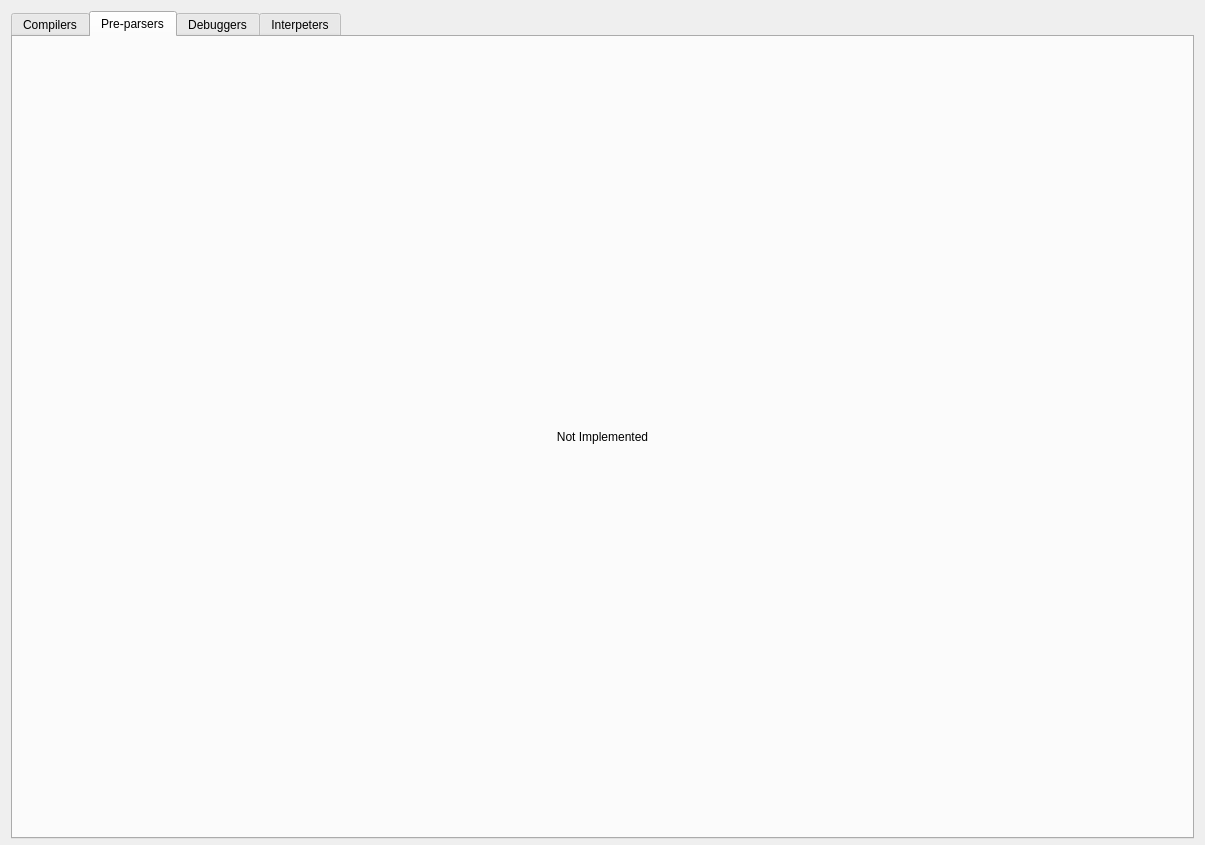
First picture: the form in data/forms/settings_page_build_and_run.ui, repository pythoningLearning/hackedit, before the edit.
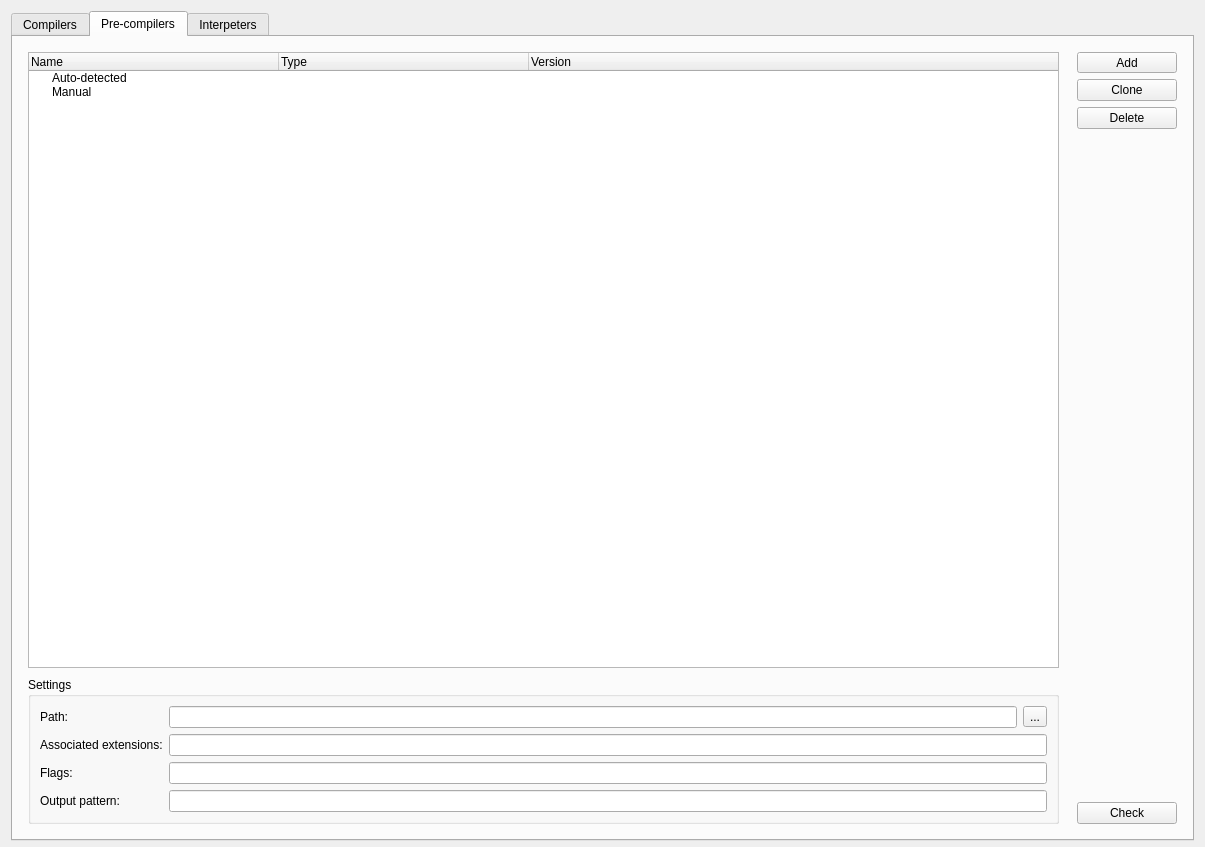
Second picture: the form after the edit. The open tabs and pages were chosen to show the change. Icons and pictures are not drawn. Custom widgets are drawn as their Qt base class.

Commit message:
Improve build and run preferences
Now the compiler tab will display compiler version and will do automatic checks when any parameter changed.

```diff
--- a/data/forms/settings_page_build_and_run.ui
+++ b/data/forms/settings_page_build_and_run.ui
@@ -7,7 +7,7 @@
     <x>0</x>
     <y>0</y>
     <width>1205</width>
-    <height>845</height>
+    <height>847</height>
    </rect>
   </property>
   <property name="windowTitle">
@@ -460,35 +460,243 @@
      </widget>
      <widget class="QWidget" name="tab_3">
       <attribute name="title">
-       <string>Pre-parsers</string>
+       <string>Pre-compilers</string>
       </attribute>
-      <layout class="QGridLayout" name="gridLayout_2">
-       <item row="0" column="0">
-        <widget class="QLabel" name="label_3">
-         <property name="text">
-          <string>Not Implemented</string>
+      <attribute name="toolTip">
+       <string>&lt;html&gt;&lt;head/&gt;&lt;body&gt;&lt;p&gt;This tab let your configure pre-compilers or transpilers used by the hackedit's build system&lt;/p&gt;&lt;p&gt;&lt;br/&gt;&lt;/p&gt;&lt;p&gt;Pre-compilers are tools that process a source file into another source file (e.g. sass, flex, bison or any tools that let you extend a language with custom syntax).&lt;/p&gt;&lt;p&gt;&lt;br/&gt;&lt;/p&gt;&lt;p&gt;The pre-compiler pass will alaways occur before the compiler pass.&lt;/p&gt;&lt;/body&gt;&lt;/html&gt;</string>
+      </attribute>
+      <layout class="QHBoxLayout" name="horizontalLayout_5">
+       <item>
+        <layout class="QVBoxLayout" name="verticalLayout_6" stretch="1,0">
+         <property name="spacing">
+          <number>9</number>
          </property>
-         <property name="alignment">
-          <set>Qt::AlignCenter</set>
+         <property name="leftMargin">
+          <number>6</number>
          </property>
-        </widget>
+         <property name="topMargin">
+          <number>6</number>
+         </property>
+         <property name="rightMargin">
+          <number>6</number>
+         </property>
+         <property name="bottomMargin">
+          <number>6</number>
+         </property>
+         <item>
+          <widget class="QTreeWidget" name="tree_pre_compilers">
+           <attribute name="headerCascadingSectionResizes">
+            <bool>false</bool>
+           </attribute>
+           <attribute name="headerDefaultSectionSize">
+            <number>250</number>
+           </attribute>
+           <column>
+            <property name="text">
+             <string>Name</string>
+            </property>
+           </column>
+           <column>
+            <property name="text">
+             <string>Type</string>
+            </property>
+           </column>
+           <column>
+            <property name="text">
+             <string>Version</string>
+            </property>
+           </column>
+           <item>
+            <property name="text">
+             <string>Auto-detected</string>
+            </property>
+            <property name="text">
+             <string/>
+            </property>
+            <property name="text">
+             <string/>
+            </property>
+           </item>
+           <item>
+            <property name="text">
+             <string>Manual</string>
+            </property>
+            <property name="text">
+             <string/>
+            </property>
+            <property name="text">
+             <string/>
+            </property>
+           </item>
+          </widget>
+         </item>
+         <item>
+          <widget class="QGroupBox" name="group_pre_compiler_settings">
+           <property name="title">
+            <string>Settings</string>
+           </property>
+           <layout class="QFormLayout" name="formLayout_3">
+            <item row="0" column="0">
+             <widget class="QLabel" name="label_3">
+              <property name="text">
+               <string>Path:</string>
+              </property>
+             </widget>
+            </item>
+            <item row="1" column="0">
+             <widget class="QLabel" name="label_4">
+              <property name="text">
+               <string>Associated extensions:</string>
+              </property>
+             </widget>
+            </item>
+            <item row="2" column="0">
+             <widget class="QLabel" name="label_5">
+              <property name="text">
+               <string>Flags:</string>
+              </property>
+             </widget>
+            </item>
+            <item row="3" column="0">
+             <widget class="QLabel" name="label_7">
+              <property name="text">
+               <string>Output pattern:</string>
+              </property>
+             </widget>
+            </item>
+            <item row="0" column="1">
+             <layout class="QHBoxLayout" name="horizontalLayout_6">
+              <property name="leftMargin">
+               <number>0</number>
+              </property>
+              <item>
+               <widget class="QLineEdit" name="edit_pre_compiler_path"/>
+              </item>
+              <item>
+               <widget class="QToolButton" name="bt_select_pre_compiler_path">
+                <property name="text">
+                 <string>...</string>
+                </property>
+               </widget>
+              </item>
+             </layout>
+            </item>
+            <item row="1" column="1">
+             <widget class="QLineEdit" name="edit_pre_compiler_extensions"/>
+            </item>
+            <item row="2" column="1">
+             <widget class="QLineEdit" name="edit_pre_compiler_flags"/>
+            </item>
+            <item row="3" column="1">
+             <widget class="QLineEdit" name="lineEdit_2"/>
+            </item>
+           </layout>
+          </widget>
+         </item>
+        </layout>
        </item>
-      </layout>
-     </widget>
-     <widget class="QWidget" name="tab_2">
-      <attribute name="title">
-       <string>Debuggers</string>
-      </attribute>
-      <layout class="QGridLayout" name="gridLayout_3">
-       <item row="0" column="0">
-        <widget class="QLabel" name="label_4">
-         <property name="text">
-          <string>Not Implemented</string>
+       <item>
+        <layout class="QVBoxLayout" name="verticalLayout_7">
+         <property name="leftMargin">
+          <number>6</number>
          </property>
-         <property name="alignment">
-          <set>Qt::AlignCenter</set>
+         <property name="topMargin">
+          <number>6</number>
          </property>
-        </widget>
+         <property name="rightMargin">
+          <number>6</number>
+         </property>
+         <property name="bottomMargin">
+          <number>6</number>
+         </property>
+         <item>
+          <widget class="QToolButton" name="bt_add_pre_compiler">
+           <property name="minimumSize">
+            <size>
+             <width>100</width>
+             <height>0</height>
+            </size>
+           </property>
+           <property name="toolTip">
+            <string>&lt;html&gt;&lt;head/&gt;&lt;body&gt;&lt;p&gt;Add a new compiler&lt;/p&gt;&lt;/body&gt;&lt;/html&gt;</string>
+           </property>
+           <property name="text">
+            <string>Add</string>
+           </property>
+           <property name="icon">
+            <iconset theme="list-add">
+             <normaloff>.</normaloff>.</iconset>
+           </property>
+           <property name="popupMode">
+            <enum>QToolButton::InstantPopup</enum>
+           </property>
+           <property name="toolButtonStyle">
+            <enum>Qt::ToolButtonTextBesideIcon</enum>
+           </property>
+          </widget>
+         </item>
+         <item>
+          <widget class="QPushButton" name="bt_clone_pre_compiler">
+           <property name="minimumSize">
+            <size>
+             <width>100</width>
+             <height>0</height>
+            </size>
+           </property>
+           <property name="toolTip">
+            <string>Clone the selected compiler</string>
+           </property>
+           <property name="text">
+            <string>Clone</string>
+           </property>
+           <property name="icon">
+            <iconset theme="edit-copy">
+             <normaloff>.</normaloff>.</iconset>
+           </property>
+          </widget>
+         </item>
+         <item>
+          <widget class="QPushButton" name="bt_delete_pre_compiler">
+           <property name="toolTip">
+            <string>Delete the selected compiler</string>
+           </property>
+           <property name="text">
+            <string>Delete</string>
+           </property>
+           <property name="icon">
+            <iconset theme="edit-delete">
+             <normaloff>.</normaloff>.</iconset>
+           </property>
+          </widget>
+         </item>
+         <item>
+          <spacer name="verticalSpacer_3">
+           <property name="orientation">
+            <enum>Qt::Vertical</enum>
+           </property>
+           <property name="sizeHint" stdset="0">
+            <size>
+             <width>20</width>
+             <height>40</height>
+            </size>
+           </property>
+          </spacer>
+         </item>
+         <item>
+          <widget class="QPushButton" name="bt_check_pre_compiler">
+           <property name="toolTip">
+            <string>Check if the selected compiler works</string>
+           </property>
+           <property name="text">
+            <string>Check</string>
+           </property>
+           <property name="icon">
+            <iconset theme="checkbox">
+             <normaloff>.</normaloff>.</iconset>
+           </property>
+          </widget>
+         </item>
+        </layout>
        </item>
       </layout>
      </widget>
```
Left out of the diff: 28 changed lines with no effect on the pictures. The commit also changes 5 other files.
